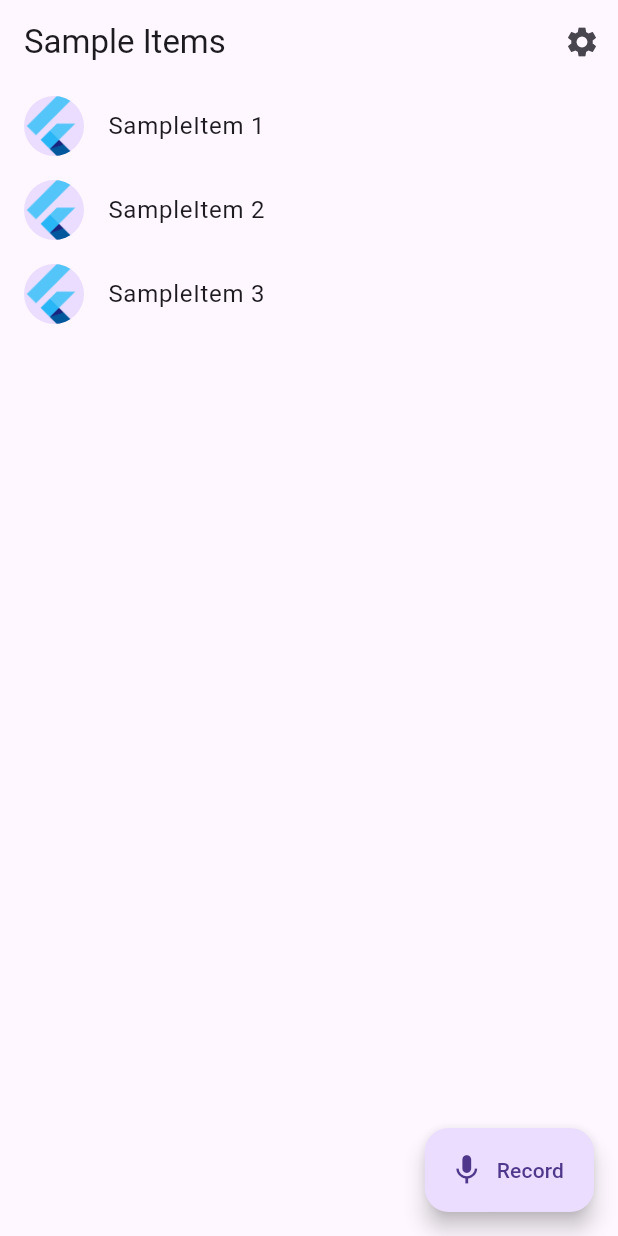
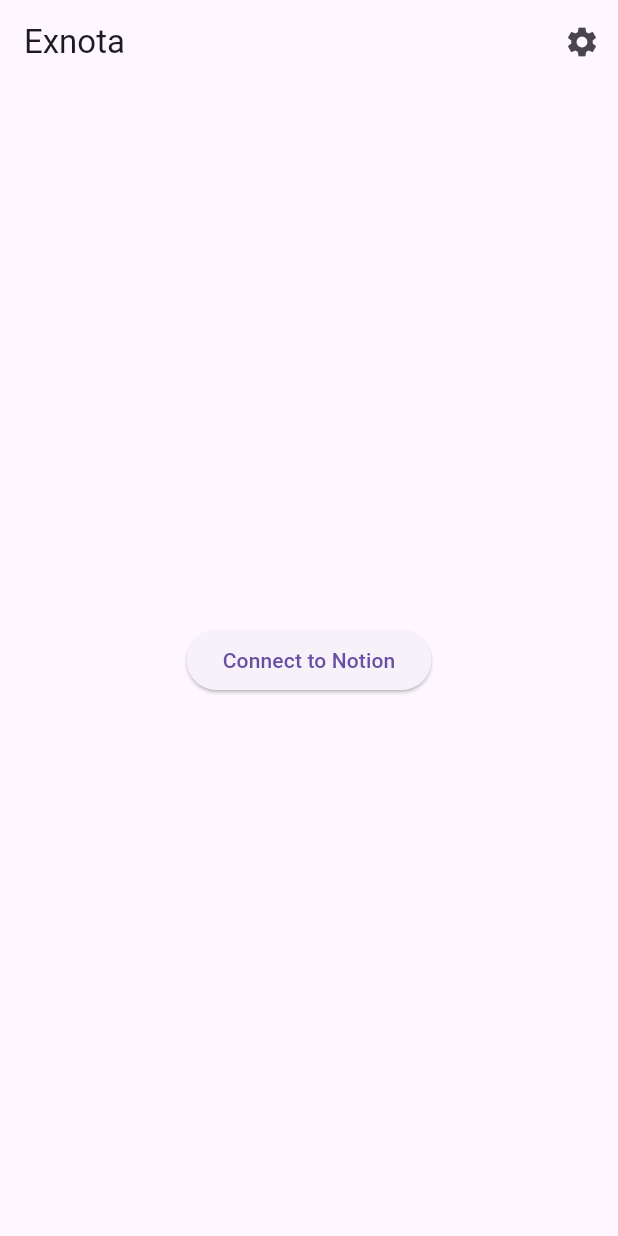
Before and after one commit to exnota/exnota, a Flutter app: the screen it shows after launch, on a phone screen of 412 x 824 dp. Run offline on Flutter 3.47's test engine with Material 2 defaults, Android fonts, the phone set to English and light mode, and no system bars; generated files the repository leaves out were written again.

Commit message:
mobile: Add translated connect to notion button
Adds intl package.

```diff
--- a/app/mobile/lib/src/app.dart
+++ b/app/mobile/lib/src/app.dart
@@ -51,7 +51,7 @@ class MyApp extends StatelessWidget {
           // The appTitle is defined in .arb files found in the localization
           // directory.
           onGenerateTitle: (BuildContext context) =>
-              AppLocalizations.of(context)!.appTitle,
+              AppLocalizations.of(context)!.common_appTitle,
 
           // Define a light and dark color theme. Then, read the user's
           // preferred ThemeMode (light, dark, or system default) from the
--- a/app/mobile/lib/src/localization/app_en.arb
+++ b/app/mobile/lib/src/localization/app_en.arb
@@ -1,6 +1,10 @@
 {
-  "appTitle": "Exnota",
-  "@appTitle": {
-    "description": "Save voice memos to notion"
+  "common_appTitle": "Exnota",
+  "@common_appTitle": {
+    "description": "Name of the app"
+  },
+  "note_connectToNotion": "Connect to Notion",
+  "@note_connectToNotion": {
+    "description": "Selecting this initiates the user to grant the app access to Notion."
   }
 }
--- a/app/mobile/lib/src/note/sample_item_list_view.dart
+++ b/app/mobile/lib/src/note/sample_item_list_view.dart
@@ -1,8 +1,8 @@
 import 'package:flutter/material.dart';
+import 'package:flutter_gen/gen_l10n/app_localizations.dart';
 
 import '../account/settings_view.dart';
 import 'sample_item.dart';
-import 'sample_item_details_view.dart';
 
 /// Displays a list of SampleItems.
 class SampleItemListView extends StatelessWidget {
@@ -19,7 +19,7 @@ class SampleItemListView extends StatelessWidget {
   Widget build(BuildContext context) {
     return Scaffold(
       appBar: AppBar(
-        title: const Text('Sample Items'),
+        title: const Text('Exnota'),
         actions: [
           IconButton(
             icon: const Icon(Icons.settings),
@@ -39,37 +39,16 @@ class SampleItemListView extends StatelessWidget {
       // In contrast to the default ListView constructor, which requires
       // building all Widgets up front, the ListView.builder constructor lazily
       // builds Widgets as they’re scrolled into view.
-      body: ListView.builder(
-        // Providing a restorationId allows the ListView to restore the
-        // scroll position when a user leaves and returns to the app after it
-        // has been killed while running in the background.
-        restorationId: 'sampleItemListView',
-        itemCount: items.length,
-        itemBuilder: (BuildContext context, int index) {
-          final item = items[index];
-
-          return ListTile(
-              title: Text('SampleItem ${item.id}'),
-              leading: const CircleAvatar(
-                // Display the Flutter Logo image asset.
-                foregroundImage: AssetImage('assets/images/flutter_logo.png'),
-              ),
-              onTap: () {
-                // Navigate to the details page. If the user leaves and returns to
-                // the app after it has been killed while running in the
-                // background, the navigation stack is restored.
-                Navigator.restorablePushNamed(
-                  context,
-                  SampleItemDetailsView.routeName,
-                );
-              });
-        },
+      body: Center(
+        child: ElevatedButton(
+            onPressed: () {},
+            child: Text(AppLocalizations.of(context)!.note_connectToNotion)),
       ),
-      floatingActionButton: FloatingActionButton.extended(
-        onPressed: () {},
-        label: const Text('Record'),
-        icon: const Icon(Icons.mic),
-      ),
+      // floatingActionButton: FloatingActionButton.extended(
+      //   onPressed: () {},
+      //   label: const Text('Record'),
+      //   icon: const Icon(Icons.mic),
+      // ),
     );
   }
 }
--- a/app/mobile/pubspec.yaml
+++ b/app/mobile/pubspec.yaml
@@ -14,6 +14,7 @@ dependencies:
     sdk: flutter
   flutter_localizations:
     sdk: flutter
+  intl: any
 
 dev_dependencies:
   flutter_test:
```
Also changed, not shown: app/mobile/pubspec.lock.
